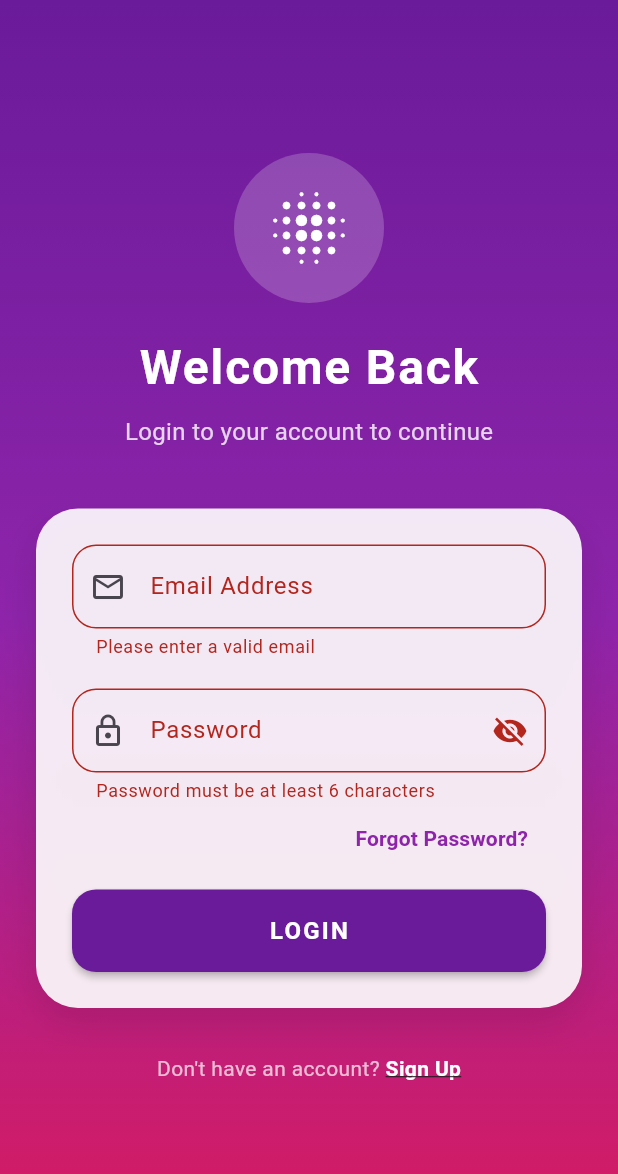
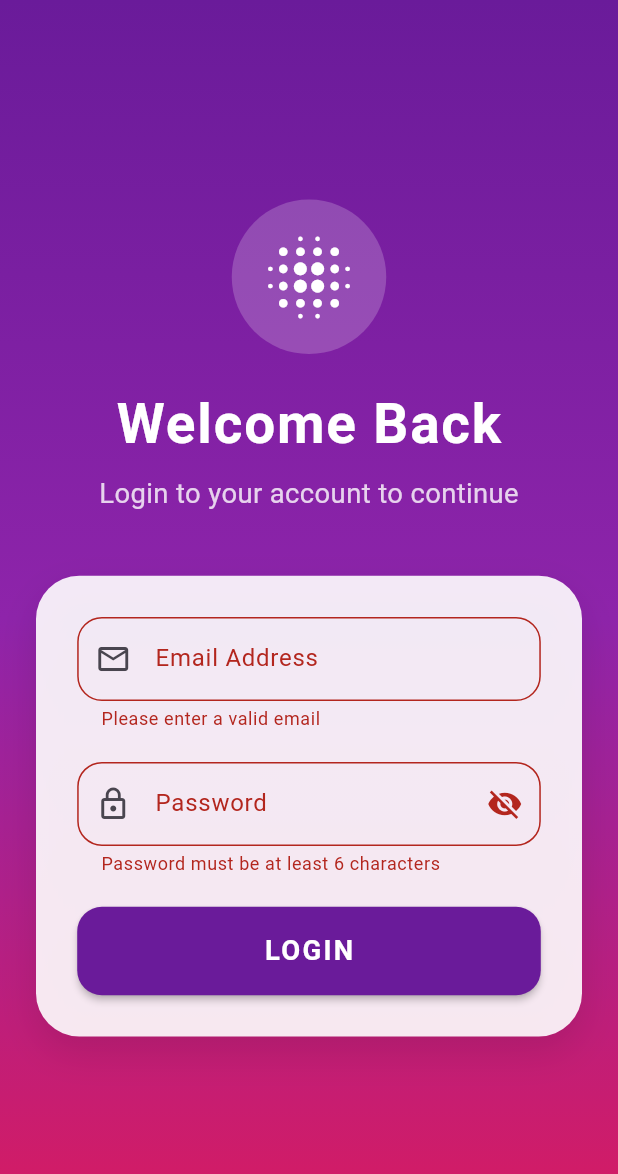
Before and after one commit to gifhary/test_ia, a Flutter app: the screen it shows after launch, after a tap on "LOGIN", on a phone screen of 412 x 824 dp. Shown: the top 1174 px of the screen. Run offline on Flutter 3.47's test engine with Material 3 defaults, Android fonts, the phone set to English and light mode, and no system bars; our stand-ins replace email_validator, flutter_bloc, flutter_screenutil, freezed_annotation, get_it, go_router and 1 more; generated files the repository leaves out were written again.

Commit message:
added login state

```diff
--- /dev/null
+++ b/lib/core/theme/pallet.dart
@@ -0,0 +1,9 @@
+import 'package:flutter/material.dart';
+
+class Pallet {
+  static Color get deepPurple => const Color(0xFF6A1B9A);
+
+  static Color get mediumPurple => const Color(0xFF8E24AA);
+
+  static Color get vibrantPink => const Color(0xFFD81B60);
+}
--- a/lib/features/login/presentation/cubit/login_cubit.dart
+++ b/lib/features/login/presentation/cubit/login_cubit.dart
@@ -1,8 +1,10 @@
-import 'package:bloc/bloc.dart';
-import 'package:equatable/equatable.dart';
+import 'package:flutter_bloc/flutter_bloc.dart';
+import 'package:freezed_annotation/freezed_annotation.dart';
+import 'package:test_ia/core/exception/app_exception.dart';
 
 part 'login_state.dart';
+part 'login_cubit.freezed.dart';
 
 class LoginCubit extends Cubit<LoginState> {
-  LoginCubit() : super(LoginInitial());
+  LoginCubit() : super(const LoginState.initial());
 }
--- a/lib/features/login/presentation/cubit/login_state.dart
+++ b/lib/features/login/presentation/cubit/login_state.dart
@@ -1,10 +1,9 @@
 part of 'login_cubit.dart';
 
-abstract class LoginState extends Equatable {
-  const LoginState();
-
-  @override
-  List<Object> get props => [];
+@freezed
+class LoginState with _$LoginState {
+  const factory LoginState.initial() = _Initial;
+  const factory LoginState.loading() = _Loading;
+  const factory LoginState.success() = _Success;
+  const factory LoginState.error({required AppException error}) = _Error;
 }
-
-class LoginInitial extends LoginState {}
--- a/lib/features/login/presentation/pages/login_page.dart
+++ b/lib/features/login/presentation/pages/login_page.dart
@@ -1,4 +1,7 @@
+import 'package:email_validator/email_validator.dart';
 import 'package:flutter/material.dart';
+import 'package:flutter_screenutil/flutter_screenutil.dart';
+import 'package:test_ia/core/theme/pallet.dart';
 
 class LoginPage extends StatefulWidget {
   const LoginPage({super.key});
@@ -16,14 +19,14 @@ class _LoginPageState extends State<LoginPage> {
     return Scaffold(
       body: Container(
         width: double.infinity,
-        decoration: const BoxDecoration(
+        decoration: BoxDecoration(
           gradient: LinearGradient(
             begin: Alignment.topCenter,
             end: Alignment.bottomCenter,
             colors: [
-              Color(0xFF6A1B9A), // Deep Purple
-              Color(0xFF8E24AA), // Medium Purple
-              Color(0xFFD81B60), // Vibrant Pink
+              Pallet.deepPurple,
+              Pallet.mediumPurple,
+              Pallet.vibrantPink,
             ],
           ),
         ),
@@ -36,25 +39,25 @@ class _LoginPageState extends State<LoginPage> {
                 children: [
                   // App Logo / Icon
                   Container(
-                    height: 100,
-                    width: 100,
+                    height: 100.h,
+                    width: 100.w,
                     decoration: BoxDecoration(
-                      color: Colors.white.withOpacity(0.2),
+                      color: Colors.white.withValues(alpha: 0.2),
                       shape: BoxShape.circle,
                     ),
-                    child: const Icon(
+                    child: Icon(
                       Icons.blur_on_rounded,
-                      size: 60,
+                      size: 60.sp,
                       color: Colors.white,
                     ),
                   ),
-                  const SizedBox(height: 20),
+                  SizedBox(height: 20.h),
 
                   // Welcome Text
-                  const Text(
+                  Text(
                     "Welcome Back",
                     style: TextStyle(
-                      fontSize: 32,
+                      fontSize: 32.sp,
                       fontWeight: FontWeight.bold,
                       color: Colors.white,
                       letterSpacing: 1.2,
@@ -64,22 +67,22 @@ class _LoginPageState extends State<LoginPage> {
                   Text(
                     "Login to your account to continue",
                     style: TextStyle(
-                      fontSize: 16,
-                      color: Colors.white.withOpacity(0.8),
+                      fontSize: 16.sp,
+                      color: Colors.white.withValues(alpha: 0.8),
                     ),
                   ),
-                  const SizedBox(height: 40),
+                  SizedBox(height: 40.h),
 
                   // Login Card
                   Container(
-                    padding: const EdgeInsets.all(24.0),
+                    padding: EdgeInsets.all(24.0.w),
                     decoration: BoxDecoration(
-                      color: Colors.white.withOpacity(0.9),
-                      borderRadius: BorderRadius.circular(28),
+                      color: Colors.white.withValues(alpha: 0.9),
+                      borderRadius: BorderRadius.circular(28.r),
                       boxShadow: [
                         BoxShadow(
-                          color: Colors.black.withOpacity(0.1),
-                          blurRadius: 20,
+                          color: Colors.black.withValues(alpha: 0.1),
+                          blurRadius: 20.r,
                           offset: const Offset(0, 10),
                         ),
                       ],
@@ -96,25 +99,21 @@ class _LoginPageState extends State<LoginPage> {
                               labelText: "Email Address",
                               prefixIcon: const Icon(Icons.email_outlined),
                               border: OutlineInputBorder(
-                                borderRadius: BorderRadius.circular(16),
+                                borderRadius: BorderRadius.circular(16.r),
                               ),
                               enabledBorder: OutlineInputBorder(
-                                borderRadius: BorderRadius.circular(16),
+                                borderRadius: BorderRadius.circular(16.r),
                                 borderSide: BorderSide(
                                   color: Colors.grey.shade300,
                                 ),
                               ),
                             ),
-                            validator: (value) {
-                              if (value == null ||
-                                  value.isEmpty ||
-                                  !value.contains('@')) {
-                                return 'Please enter a valid email';
-                              }
-                              return null;
-                            },
+                            validator: (value) =>
+                                EmailValidator.validate(value ?? '')
+                                ? null
+                                : 'Please enter a valid email',
                           ),
-                          const SizedBox(height: 20),
+                          SizedBox(height: 20.h),
 
                           // Password Field
                           TextFormField(
@@ -135,10 +134,10 @@ class _LoginPageState extends State<LoginPage> {
                                 },
                               ),
                               border: OutlineInputBorder(
-                                borderRadius: BorderRadius.circular(16),
+                                borderRadius: BorderRadius.circular(16.r),
                               ),
                               enabledBorder: OutlineInputBorder(
-                                borderRadius: BorderRadius.circular(16),
+                                borderRadius: BorderRadius.circular(16.r),
                                 borderSide: BorderSide(
                                   color: Colors.grey.shade300,
                                 ),
@@ -152,21 +151,7 @@ class _LoginPageState extends State<LoginPage> {
                             },
                           ),
 
-                          // Forgot Password
-                          Align(
-                            alignment: Alignment.centerRight,
-                            child: TextButton(
-                              onPressed: () {},
-                              child: const Text(
-                                "Forgot Password?",
-                                style: TextStyle(
-                                  color: Color(0xFF8E24AA),
-                                  fontWeight: FontWeight.bold,
-                                ),
-                              ),
-                            ),
-                          ),
-                          const SizedBox(height: 10),
+                          SizedBox(height: 20.h),
 
                           // Login Button
                           ElevatedButton(
@@ -183,16 +168,16 @@ class _LoginPageState extends State<LoginPage> {
                             style: ElevatedButton.styleFrom(
                               backgroundColor: const Color(0xFF6A1B9A),
                               foregroundColor: Colors.white,
-                              padding: const EdgeInsets.symmetric(vertical: 16),
+                              padding: EdgeInsets.symmetric(vertical: 16.h),
                               shape: RoundedRectangleBorder(
-                                borderRadius: BorderRadius.circular(16),
+                                borderRadius: BorderRadius.circular(16.r),
                               ),
                               elevation: 2,
                             ),
-                            child: const Text(
+                            child: Text(
                               "LOGIN",
                               style: TextStyle(
-                                fontSize: 16,
+                                fontSize: 16.sp,
                                 fontWeight: FontWeight.bold,
                                 letterSpacing: 1.5,
                               ),
@@ -201,29 +186,6 @@ class _LoginPageState extends State<LoginPage> {
                         ],
                       ),
                     ),
-                  ),
-                  const SizedBox(height: 30),
-
-                  // Register Link
-                  Row(
-                    mainAxisAlignment: MainAxisAlignment.center,
-                    children: [
-                      const Text(
-                        "Don't have an account? ",
-                        style: TextStyle(color: Colors.white70),
-                      ),
-                      GestureDetector(
-                        onTap: () {},
-                        child: const Text(
-                          "Sign Up",
-                          style: TextStyle(
-                            color: Colors.white,
-                            fontWeight: FontWeight.bold,
-                            decoration: TextDecoration.underline,
-                          ),
-                        ),
-                      ),
-                    ],
                   ),
                 ],
               ),
--- a/pubspec.yaml
+++ b/pubspec.yaml
@@ -23,6 +23,8 @@ dependencies:
   go_router: ^16.1.0
   injectable: ^2.5.1
   logger: ^2.6.1
+  email_validator: ^3.0.0
+  freezed_annotation: ^3.1.0
 
 dev_dependencies:
   flutter_test:
@@ -35,6 +37,7 @@ dev_dependencies:
   flutter_launcher_icons: ^0.14.4
   injectable_generator: ^2.8.1
   mockito: ^5.5.0
+  freezed: ^3.2.3
 
 flutter_launcher_icons:
   android: "launcher_icon"
```
Also changed, not shown: lib/features/login/presentation/cubit/login_cubit.freezed.dart (added), pubspec.lock.
